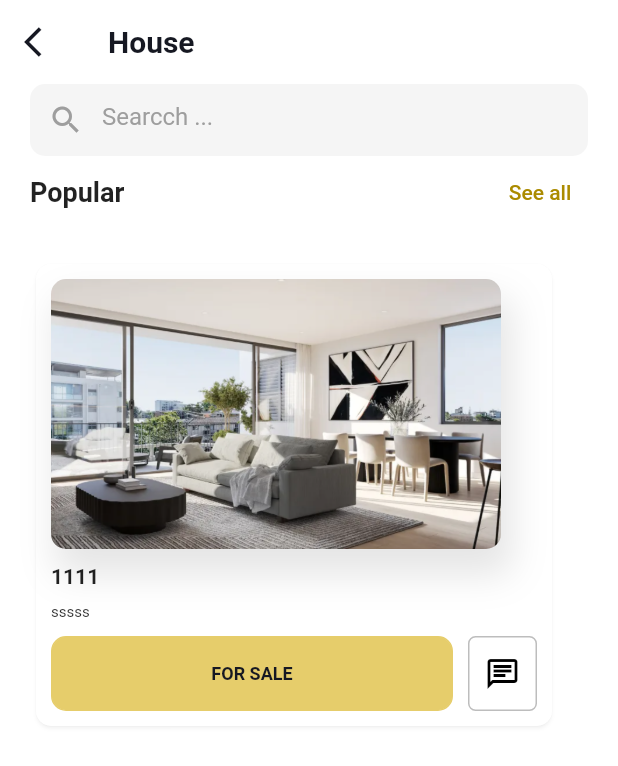
After one commit to mustafamagdy/real-estate-app1, a Flutter app: the screen it shows after launch, after a tap on "Resort", on a phone screen of 412 x 824 dp. The commit adds this screen. Shown: the top 766 px of the screen. Run offline on Flutter 3.47's test engine with Material 2 defaults, Android fonts, the phone set to English and light mode, and no system bars; our stand-ins replace flutter_svg.

Commit message:
category screen

```diff
--- a/lib/componenets/app_button.dart
+++ b/lib/componenets/app_button.dart
@@ -1,19 +1,26 @@
 import 'package:flutter/material.dart';
+
 import 'package:realstate_app1/constants.dart';
 
 class AppButton extends StatelessWidget {
   final String? text;
   final IconData? icon;
   final Color color;
+  final Color? borderColor;
   final bool shallow;
   final VoidCallback onPress;
+  final double height;
+  final double borderRadius;
   const AppButton({
     Key? key,
     this.text,
     this.icon,
+    this.borderColor,
+    this.shallow = false,
+    this.height = 30,
+    this.borderRadius = 5,
     required this.color,
     required this.onPress,
-    this.shallow = false,
   }) : super(key: key);
 
   @override
@@ -33,15 +40,15 @@ class AppButton extends StatelessWidget {
       splashColor: color,
       onTap: onPress,
       child: Container(
-        height: text == null ? 55 : 30,
-        padding: text != null ? EdgeInsets.symmetric(horizontal: 10) : null,
+        height: height,
+        padding: const EdgeInsets.symmetric(horizontal: 10),
         decoration: BoxDecoration(
-            color: shallow ? Colors.white : color,
+            color: shallow ? Colors.white : borderColor ?? color,
             border: Border.all(
-              color: color,
+              color: borderColor ?? color,
               width: 1,
             ),
-            borderRadius: BorderRadius.circular(5)),
+            borderRadius: BorderRadius.circular(borderRadius)),
         child: Center(child: child),
       ),
     );
--- /dev/null
+++ b/lib/componenets/search_field.dart
@@ -0,0 +1,26 @@
+import 'package:flutter/material.dart';
+
+class SearchField extends StatelessWidget {
+  const SearchField({Key? key}) : super(key: key);
+
+  @override
+  Widget build(BuildContext context) {
+    return Container(
+      decoration: BoxDecoration(
+          color: Colors.grey.withOpacity(0.1),
+          borderRadius: const BorderRadius.all(Radius.circular(10))),
+      child: const TextField(
+        autofocus: false,
+        decoration: InputDecoration(
+          prefixIconColor: Colors.grey,
+          iconColor: Colors.grey,
+          hintText: 'Searcch ...',
+          hintStyle: TextStyle(color: Colors.grey),
+          prefixIcon: Icon(Icons.search),
+          border: InputBorder.none,
+          focusedBorder: InputBorder.none,
+        ),
+      ),
+    );
+  }
+}
--- a/lib/constants.dart
+++ b/lib/constants.dart
@@ -3,5 +3,6 @@ import 'package:flutter/material.dart';
 const kTextColor = Color(0xFF161822);
 const kTextLightColor = Color(0xFFACACAC);
 const kButtonColor = Color(0xFFE6CD6B);
+const kLinkColor = Color(0xFFAB8B00);
 
 const kDefaultPadding = 20.0;
--- a/lib/main.dart
+++ b/lib/main.dart
@@ -1,6 +1,7 @@
 import 'package:flutter/material.dart';
 
-import './screens/home/home_screen.dart';
+import './screens/category_screen.dart';
+import './screens/home_screen.dart';
 
 void main() {
   runApp(const MyApp());
--- /dev/null
+++ b/lib/screens/category_screen.dart
@@ -0,0 +1,145 @@
+import 'package:flutter/material.dart';
+import 'package:realstate_app1/componenets/app_button.dart';
+import 'package:realstate_app1/componenets/search_field.dart';
+import 'package:realstate_app1/constants.dart';
+
+class CategoryScreen extends StatelessWidget {
+  const CategoryScreen({Key? key}) : super(key: key);
+
+  @override
+  Widget build(BuildContext context) {
+    return Scaffold(
+      backgroundColor: Colors.white,
+      appBar: _buildAppBar(context),
+      body: Padding(
+        padding: const EdgeInsets.symmetric(horizontal: kDefaultPadding),
+        child: Column(
+          children: [
+            const SearchField(),
+            Row(
+              children: [
+                const Text(
+                  'Popular',
+                  style: TextStyle(
+                    fontWeight: FontWeight.bold,
+                    fontSize: 18,
+                  ),
+                ),
+                const Spacer(),
+                TextButton(
+                  onPressed: () {},
+                  child: const Text(
+                    'See all',
+                    style: TextStyle(color: kLinkColor),
+                  ),
+                )
+              ],
+            ),
+            const SizedBox(height: kDefaultPadding),
+            Container(
+              margin: const EdgeInsets.only(right: kDefaultPadding),
+              child: Card(
+                shape: const RoundedRectangleBorder(
+                  borderRadius: BorderRadius.all(
+                    Radius.circular(10),
+                  ),
+                ),
+                elevation: 1,
+                shadowColor: Colors.white38,
+                child: Container(
+                  margin: const EdgeInsets.all(10),
+                  child: Column(
+                    crossAxisAlignment: CrossAxisAlignment.start,
+                    children: [
+                      Container(
+                        width: 300,
+                        height: 180,
+                        padding: const EdgeInsets.all(5),
+                        decoration: BoxDecoration(
+                          borderRadius:
+                              const BorderRadius.all(Radius.circular(10)),
+                          image: const DecorationImage(
+                            image: AssetImage('assets/images/img3.png'),
+                            fit: BoxFit.cover,
+                          ),
+                          boxShadow: [
+                            BoxShadow(
+                              color: Colors.black.withOpacity(0.1),
+                              offset: const Offset(5, 15),
+                              spreadRadius: 2,
+                              blurRadius: 20,
+                            )
+                          ],
+                        ),
+                      ),
+                      const SizedBox(height: 10),
+                      Text(
+                        '1111',
+                        style: const TextStyle(
+                          fontWeight: FontWeight.bold,
+                        ),
+                      ),
+                      const SizedBox(height: 10),
+                      Text(
+                        'sssss',
+                        style: const TextStyle(
+                          fontSize: 10,
+                        ),
+                      ),
+                      const SizedBox(height: 10),
+                      Row(
+                        children: [
+                          Expanded(
+                            child: AppButton(
+                              borderRadius: 10,
+                              height: 50,
+                              color: kButtonColor,
+                              onPress: () {},
+                              text: 'FOR SALE',
+                            ),
+                          ),
+                          const SizedBox(width: 10),
+                          AppButton(
+                            height: 50,
+                            color: Colors.black,
+                            borderColor: Colors.black26,
+                            shallow: true,
+                            onPress: () {},
+                            icon: Icons.chat_outlined,
+                          ),
+                        ],
+                      ),
+                    ],
+                  ),
+                ),
+              ),
+            ),
+          ],
+        ),
+      ),
+    );
+  }
+
+  AppBar _buildAppBar(BuildContext context) {
+    return AppBar(
+      elevation: 0,
+      backgroundColor: Colors.white,
+      leading: InkWell(
+        onTap: () {
+          Navigator.of(context).pop();
+        },
+        child: const Icon(
+          Icons.arrow_back_ios,
+          color: kTextColor,
+        ),
+      ),
+      title: const Align(
+        alignment: Alignment.centerLeft,
+        child: Text(
+          'House',
+          style: TextStyle(fontWeight: FontWeight.bold, color: kTextColor),
+        ),
+      ),
+    );
+  }
+}
--- a/lib/screens/home/home_screen.dart
+++ b/lib/screens/home_screen.dart
@@ -1,4 +1,6 @@
 import 'package:flutter/material.dart';
+import 'package:realstate_app1/componenets/search_field.dart';
+import 'package:realstate_app1/screens/category_screen.dart';
 
 import '../../componenets/app_button.dart';
 import '../../componenets/buttom_bar.dart';
@@ -11,12 +13,7 @@ class HomeScreen extends StatelessWidget {
   @override
   Widget build(BuildContext context) {
     final size = MediaQuery.of(context).size;
-    var categories = {
-      'Resort': 'assets/images/img1.png',
-      'Cotage': 'assets/images/img2.png',
-      'Office': 'assets/images/img3.png',
-      'Urban': 'assets/images/img4.png',
-    };
+
     return Scaffold(
       body: SafeArea(
         child: Padding(
@@ -26,9 +23,9 @@ class HomeScreen extends StatelessWidget {
             children: [
               _buildUserInfoBar(),
               const SizedBox(height: kDefaultPadding),
-              _buildSearchBar(),
+              const SearchField(),
               const SizedBox(height: kDefaultPadding),
-              _buildCategoriesGrid(categories),
+              _buildCategoriesGrid(context),
               const SizedBox(height: kDefaultPadding),
               _propertyList(),
               const SizedBox(height: kDefaultPadding / 2),
@@ -146,7 +143,14 @@ class HomeScreen extends StatelessWidget {
     );
   }
 
-  SizedBox _buildCategoriesGrid(Map<String, String> categories) {
+  SizedBox _buildCategoriesGrid(BuildContext context) {
+    var categories = {
+      'Resort': 'assets/images/img1.png',
+      'Cotage': 'assets/images/img2.png',
+      'Office': 'assets/images/img3.png',
+      'Urban': 'assets/images/img4.png',
+    };
+
     return SizedBox(
       height: 150,
       child: GridView(
@@ -159,7 +163,15 @@ class HomeScreen extends StatelessWidget {
         ),
         children: categories.entries
             .map(
-              (e) => Container(
+              (e) => InkWell(
+                onTap: () {
+                  Navigator.of(context).push(
+                    MaterialPageRoute(
+                      builder: (ctx) => const CategoryScreen(),
+                    ),
+                  );
+                },
+                child: Container(
                   padding: const EdgeInsets.all(5),
                   decoration: BoxDecoration(
                     color: Colors.grey.withOpacity(0.1),
@@ -193,28 +205,9 @@ class HomeScreen extends StatelessWidget {
                     ],
                   ),
                 ),
+              ),
             )
             .toList(),
-      ),
-    );
-  }
-
-  Widget _buildSearchBar() {
-    return Container(
-      decoration: BoxDecoration(
-          color: Colors.grey.withOpacity(0.1),
-          borderRadius: const BorderRadius.all(Radius.circular(10))),
-      child: const TextField(
-        autofocus: false,
-        decoration: InputDecoration(
-          prefixIconColor: Colors.grey,
-          iconColor: Colors.grey,
-          hintText: 'Searcch ...',
-          hintStyle: TextStyle(color: Colors.grey),
-          prefixIcon: Icon(Icons.search),
-          border: InputBorder.none,
-          focusedBorder: InputBorder.none,
-        ),
       ),
     );
   }
```
Lines whose indentation alone changed are shown as unchanged.
